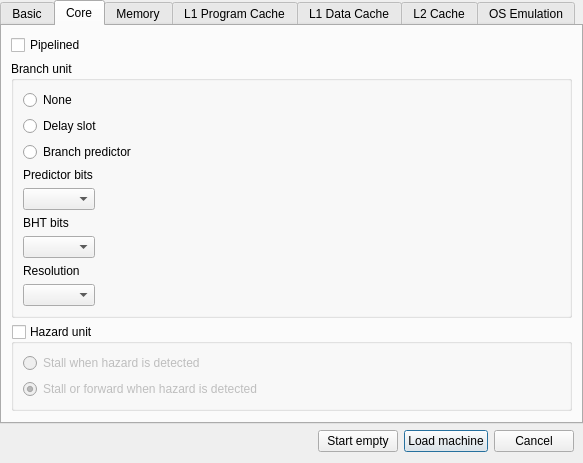
kchasialis/QtMips-Di, file qtmips_gui/NewDialog.ui: the form before one commit.
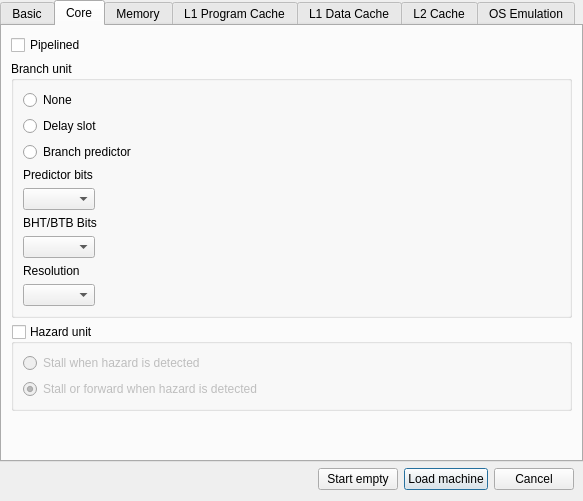
The form after the commit.

```diff
--- a/qtmips_gui/NewDialog.ui
+++ b/qtmips_gui/NewDialog.ui
@@ -7,7 +7,7 @@
     <x>0</x>
     <y>0</y>
     <width>583</width>
-    <height>449</height>
+    <height>501</height>
    </rect>
   </property>
   <property name="windowTitle">
@@ -216,7 +216,7 @@
           <item>
            <widget class="QLabel" name="bht_bits_label">
             <property name="text">
-             <string>BHT bits</string>
+             <string>BHT/BTB Bits</string>
             </property>
            </widget>
           </item>
```
Left out of the diff: 4 changed lines with no effect on the pictures.
